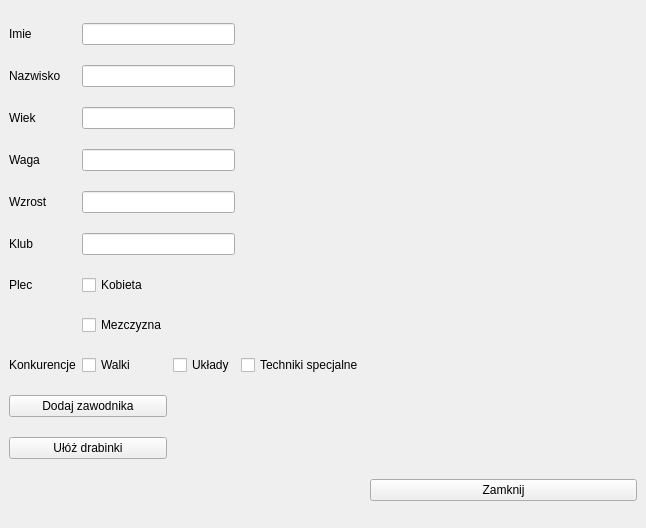
The window that mainwindow.ui (maciejszczesny/segregator) describes before a commit, drawn with Qt 5.
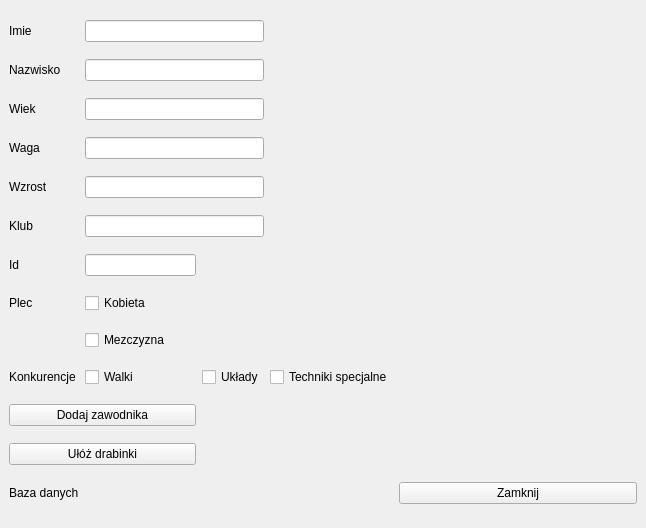
The same window after the commit.

Patch:
```diff
--- a/mainwindow.ui
+++ b/mainwindow.ui
@@ -15,15 +15,15 @@
   </property>
   <widget class="QWidget" name="centralwidget">
    <layout class="QGridLayout" name="gridLayout">
-    <item row="0" column="0">
-     <widget class="QLabel" name="LabelName">
+    <item row="12" column="4">
+     <widget class="QPushButton" name="pushButtonClose">
       <property name="text">
-       <string>Imie</string>
+       <string>Zamknij</string>
       </property>
      </widget>
     </item>
-    <item row="0" column="1" colspan="2">
-     <widget class="QLineEdit" name="TxtName"/>
+    <item row="5" column="1" colspan="2">
+     <widget class="QLineEdit" name="TxtClub"/>
     </item>
     <item row="1" column="0">
      <widget class="QLabel" name="LabelSurname">
@@ -32,8 +32,19 @@
       </property>
      </widget>
     </item>
-    <item row="1" column="1" colspan="2">
-     <widget class="QLineEdit" name="TxtSurname"/>
+    <item row="9" column="0">
+     <widget class="QLabel" name="label">
+      <property name="text">
+       <string>Konkurencje</string>
+      </property>
+     </widget>
+    </item>
+    <item row="4" column="0">
+     <widget class="QLabel" name="LabelHeight">
+      <property name="text">
+       <string>Wzrost</string>
+      </property>
+     </widget>
     </item>
     <item row="2" column="0">
      <widget class="QLabel" name="LabelAge">
@@ -42,9 +53,6 @@
       </property>
      </widget>
     </item>
-    <item row="2" column="1" colspan="2">
-     <widget class="QLineEdit" name="TxtAge"/>
-    </item>
     <item row="3" column="0">
      <widget class="QLabel" name="LabelWeight">
       <property name="text">
@@ -52,19 +60,85 @@
       </property>
      </widget>
     </item>
+    <item row="9" column="3">
+     <widget class="QCheckBox" name="checkBox_3">
+      <property name="text">
+       <string>Techniki specjalne</string>
+      </property>
+     </widget>
+    </item>
+    <item row="9" column="2">
+     <widget class="QCheckBox" name="checkBox_2">
+      <property name="text">
+       <string>Układy</string>
+      </property>
+     </widget>
+    </item>
+    <item row="8" column="1">
+     <widget class="QCheckBox" name="checkBoxMan">
+      <property name="text">
+       <string>Mezczyzna</string>
+      </property>
+     </widget>
+    </item>
+    <item row="11" column="0" colspan="2">
+     <widget class="QPushButton" name="CreateTable">
+      <property name="text">
+       <string>Ułóż drabinki</string>
+      </property>
+     </widget>
+    </item>
+    <item row="7" column="0">
+     <widget class="QLabel" name="LabelGender">
+      <property name="text">
+       <string>Plec</string>
+      </property>
+     </widget>
+    </item>
+    <item row="0" column="0">
+     <widget class="QLabel" name="LabelName">
+      <property name="text">
+       <string>Imie</string>
+      </property>
+     </widget>
+    </item>
+    <item row="7" column="1">
+     <widget class="QCheckBox" name="checkBoxWoman">
+      <property name="text">
+       <string>Kobieta</string>
+      </property>
+     </widget>
+    </item>
     <item row="3" column="1" colspan="2">
      <widget class="QLineEdit" name="TxtWeight"/>
     </item>
-    <item row="4" column="0">
-     <widget class="QLabel" name="LabelHeight">
+    <item row="10" column="0" colspan="2">
+     <widget class="QPushButton" name="pushButtonAdd">
       <property name="text">
-       <string>Wzrost</string>
+       <string>Dodaj zawodnika</string>
       </property>
      </widget>
     </item>
+    <item row="9" column="1">
+     <widget class="QCheckBox" name="checkBox">
+      <property name="text">
+       <string>Walki</string>
+      </property>
+     </widget>
+    </item>
+    <item row="0" column="1" colspan="2">
+     <widget class="QLineEdit" name="TxtName"/>
+    </item>
     <item row="4" column="1" colspan="2">
      <widget class="QLineEdit" name="TxtHeight"/>
     </item>
+    <item row="6" column="0">
+     <widget class="QLabel" name="TxtId_2">
+      <property name="text">
+       <string>Id</string>
+      </property>
+     </widget>
+    </item>
     <item row="5" column="0">
      <widget class="QLabel" name="LabelClub">
       <property name="text">
@@ -72,59 +146,7 @@
       </property>
      </widget>
     </item>
-    <item row="5" column="1" colspan="2">
-     <widget class="QLineEdit" name="TxtClub"/>
-    </item>
-    <item row="6" column="0">
-     <widget class="QLabel" name="LabelGender">
-      <property name="text">
-       <string>Plec</string>
-      </property>
-     </widget>
-    </item>
-    <item row="6" column="1">
-     <widget class="QCheckBox" name="checkBoxWoman">
-      <property name="text">
-       <string>Kobieta</string>
-      </property>
-     </widget>
-    </item>
-    <item row="7" column="1">
-     <widget class="QCheckBox" name="checkBoxMan">
-      <property name="text">
-       <string>Mezczyzna</string>
-      </property>
-     </widget>
-    </item>
-    <item row="8" column="0">
-     <widget class="QLabel" name="label">
-      <property name="text">
-       <string>Konkurencje</string>
-      </property>
-     </widget>
-    </item>
-    <item row="8" column="1">
-     <widget class="QCheckBox" name="checkBox">
-      <property name="text">
-       <string>Walki</string>
-      </property>
-     </widget>
-    </item>
-    <item row="8" column="2">
-     <widget class="QCheckBox" name="checkBox_2">
-      <property name="text">
-       <string>Układy</string>
-      </property>
-     </widget>
-    </item>
-    <item row="8" column="3">
-     <widget class="QCheckBox" name="checkBox_3">
-      <property name="text">
-       <string>Techniki specjalne</string>
-      </property>
-     </widget>
-    </item>
-    <item row="8" column="4">
+    <item row="9" column="4">
      <spacer name="horizontalSpacer">
       <property name="orientation">
        <enum>Qt::Horizontal</enum>
@@ -137,24 +159,19 @@
       </property>
      </spacer>
     </item>
-    <item row="9" column="0" colspan="2">
-     <widget class="QPushButton" name="pushButtonAdd">
-      <property name="text">
-       <string>Dodaj zawodnika</string>
-      </property>
-     </widget>
+    <item row="1" column="1" colspan="2">
+     <widget class="QLineEdit" name="TxtSurname"/>
     </item>
-    <item row="10" column="0" colspan="2">
-     <widget class="QPushButton" name="CreateTable">
-      <property name="text">
-       <string>Ułóż drabinki</string>
-      </property>
-     </widget>
+    <item row="2" column="1" colspan="2">
+     <widget class="QLineEdit" name="TxtAge"/>
     </item>
-    <item row="11" column="4">
-     <widget class="QPushButton" name="pushButtonClose">
+    <item row="6" column="1">
+     <widget class="QLineEdit" name="TxtId"/>
+    </item>
+    <item row="12" column="0">
+     <widget class="QLabel" name="CheckBase">
       <property name="text">
-       <string>Zamknij</string>
+       <string>Baza danych</string>
       </property>
      </widget>
     </item>
```
